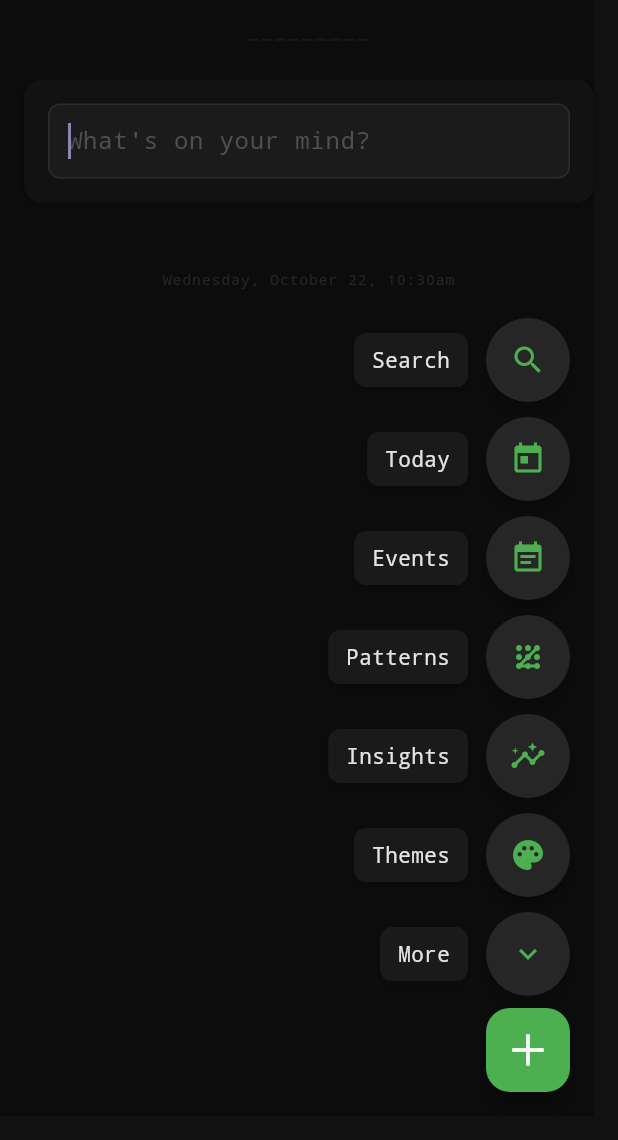
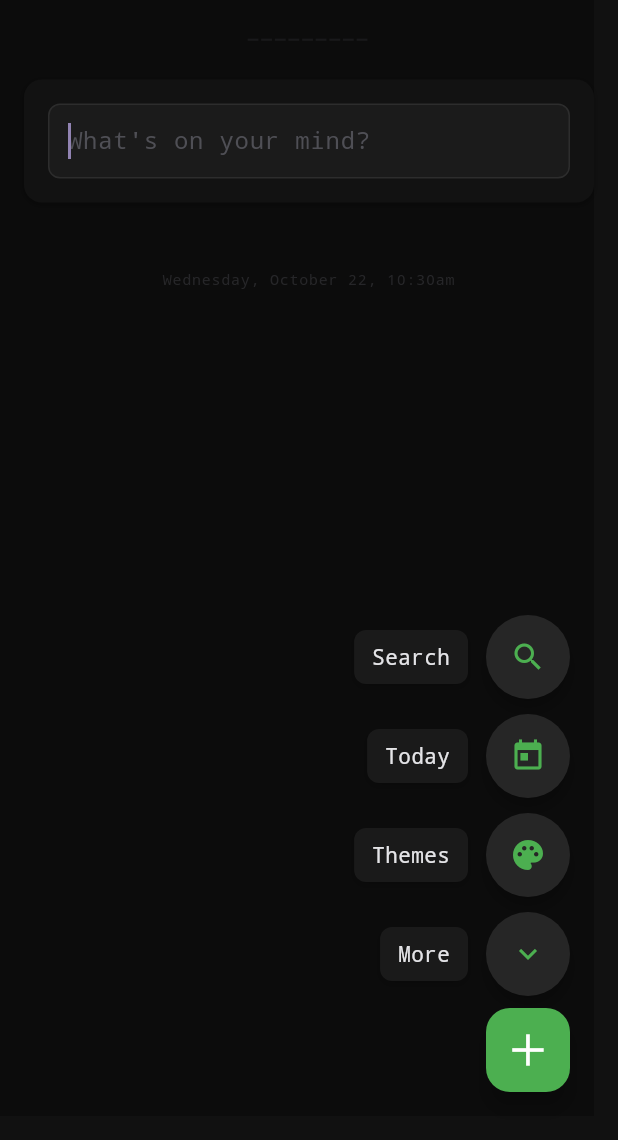
Before and after one commit to spiffler33/lean-flutter, a Flutter app: the screen it shows after launch, after a tap on the "menu" icon, on a phone screen of 412 x 824 dp, the part 96-1236 px from its top. Run offline on Flutter 3.47's test engine with Material 3 defaults, Android fonts, the phone set to English and light mode, and no system bars; our stand-ins replace dio, shared_preferences, sqflite, supabase_flutter; accounts and stored records are empty.

Commit message:
Fix mobile FAB to match web help menu - remove visible AI buttons
- Removed Events, Patterns, Streaks from visible menu (keep computing in background)
- Kept only Insights, Analyze, Context in secondary menu under Intelligence
- Removed Stats command completely
- Match web help menu structure but mobile-friendly
- No templates due to small screen real estate

Primary menu now has: Search, Today, Themes, More
Secondary menu has: Insights, Analyze, Context, Export, Yesterday, Week, Clear

This maintains Lean's minimal aesthetic while keeping AI features accessible via commands.

```diff
--- a/lean_flutter/lib/widgets/mobile_fab.dart
+++ b/lean_flutter/lib/widgets/mobile_fab.dart
@@ -5,7 +5,7 @@ import '../services/entry_provider.dart';
 import '../services/command_handler.dart';
 import '../theme/theme_colors.dart';
 
-/// Floating Action Button for mobile - Redesigned for frictionless UX
+/// Floating Action Button for mobile - Minimal design matching web help menu
 ///
 /// Primary actions (one tap):
 /// - Search
@@ -14,7 +14,8 @@ import '../theme/theme_colors.dart';
 /// - More (reveals secondary menu)
 ///
 /// Secondary actions (via More):
-/// - Export, Stats, Yesterday, Week, Clear, Templates
+/// - Intelligence: Insights, Analyze, Context
+/// - Actions: Export, Yesterday, Week, Clear
 class MobileFAB extends StatefulWidget {
   final Function(String)? onTemplateInsert;
 
@@ -146,33 +147,6 @@ class _MobileFABState extends State<MobileFAB>
                     ),
                     const SizedBox(height: 10),
 
-                    // Events (AI Intelligence)
-                    _buildMenuItem(
-                      icon: Icons.event_note,
-                      label: 'Events',
-                      colors: colors,
-                      onTap: () => _handleAction('/events'),
-                    ),
-                    const SizedBox(height: 10),
-
-                    // Patterns (AI Intelligence)
-                    _buildMenuItem(
-                      icon: Icons.pattern,
-                      label: 'Patterns',
-                      colors: colors,
-                      onTap: () => _handleAction('/patterns'),
-                    ),
-                    const SizedBox(height: 10),
-
-                    // Insights (AI Intelligence)
-                    _buildMenuItem(
-                      icon: Icons.insights,
-                      label: 'Insights',
-                      colors: colors,
-                      onTap: () => _handleAction('/insights'),
-                    ),
-                    const SizedBox(height: 10),
-
                     // Themes (visual picker)
                     _buildMenuItem(
                       icon: Icons.palette,
@@ -213,11 +187,13 @@ class _MobileFABState extends State<MobileFAB>
                         child: Column(
                           crossAxisAlignment: CrossAxisAlignment.stretch,
                           children: [
+                            // Intelligence commands (from help menu)
+                            _buildCompactMenuItem('Insights', Icons.insights, colors, () => _handleAction('/insights')),
                             _buildCompactMenuItem('Analyze', Icons.analytics, colors, () => _handleAction('/analyze')),
-                            _buildCompactMenuItem('Streaks', Icons.local_fire_department, colors, () => _handleAction('/streaks')),
                             _buildCompactMenuItem('Context', Icons.psychology, colors, () => _handleAction('/context')),
+                            const Divider(height: 16),
+                            // Basic commands
                             _buildCompactMenuItem('Export', Icons.download, colors, () => _handleAction('/export')),
-                            _buildCompactMenuItem('Stats', Icons.bar_chart, colors, () => _handleAction('/stats')),
                             _buildCompactMenuItem('Yesterday', Icons.history, colors, () => _handleAction('/yesterday')),
                             _buildCompactMenuItem('Week', Icons.calendar_today, colors, () => _handleAction('/week')),
                             _buildCompactMenuItem('Clear View', Icons.clear_all, colors, () => _handleAction('/clear')),
```
